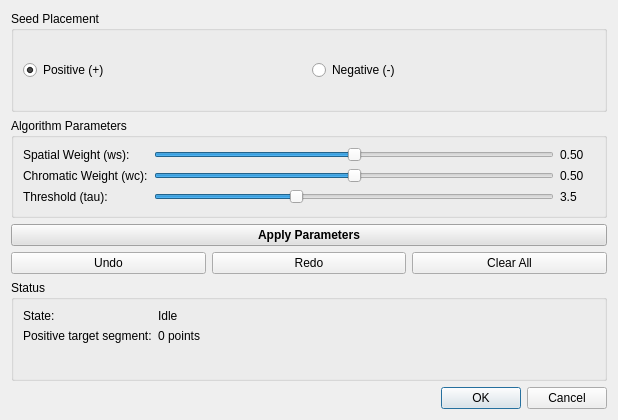
Above: plugins/core/Standard/qSegmenter/ui/SegmenterDlg.ui from CloudCompare/CloudCompare before the change. Below: the same form after it.
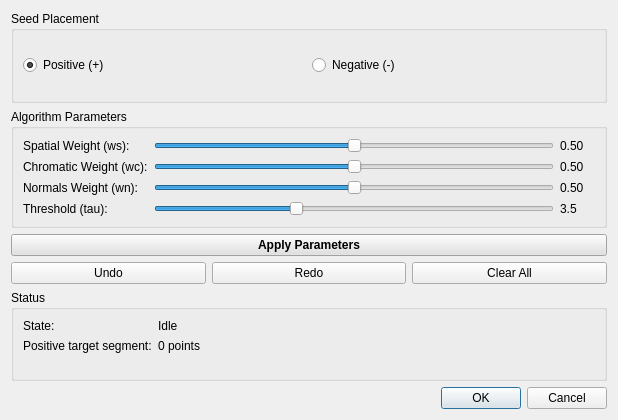
That is the form after the change.

Diff of the .ui file:
```diff
--- a/plugins/core/Standard/qSegmenter/ui/SegmenterDlg.ui
+++ b/plugins/core/Standard/qSegmenter/ui/SegmenterDlg.ui
@@ -67,10 +67,27 @@
         </item>
        </layout>
       </item>
-      <item row="2" column="0">
+       <item row="2" column="0">
+       <widget class="QLabel" name="labelWn"><property name="text"><string>Normals Weight (wn):</string></property></widget>
+      </item>
+       <item row="2" column="1">
+       <layout class="QHBoxLayout" name="wnLayout">
+        <item>
+         <widget class="QSlider" name="sliderWn">
+          <property name="orientation"><enum>Qt::Horizontal</enum></property>
+          <property name="maximum"><number>100</number></property>
+          <property name="value"><number>50</number></property>
+         </widget>
+        </item>
+        <item>
+         <widget class="QLabel" name="labelWnVal"><property name="text"><string>0.50</string></property><property name="minimumSize"><size><width>35</width><height>0</height></size></property></widget>
+        </item>
+       </layout>
+      </item>
+      <item row="3" column="0">
        <widget class="QLabel" name="labelTau"><property name="text"><string>Threshold (tau):</string></property></widget>
       </item>
-      <item row="2" column="1">
+      <item row="3" column="1">
        <layout class="QHBoxLayout" name="tauLayout">
         <item>
          <widget class="QSlider" name="sliderTau">
```
